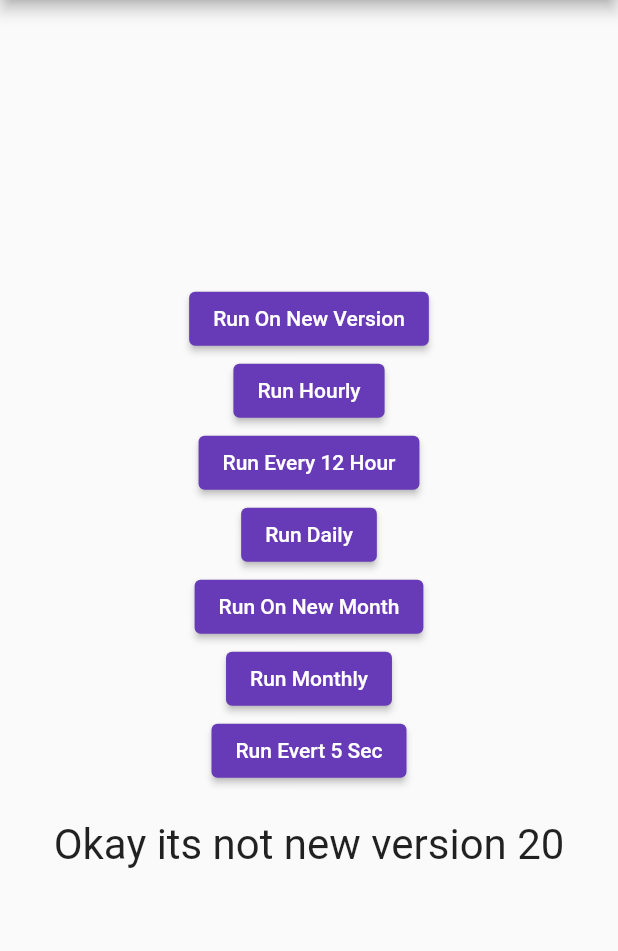
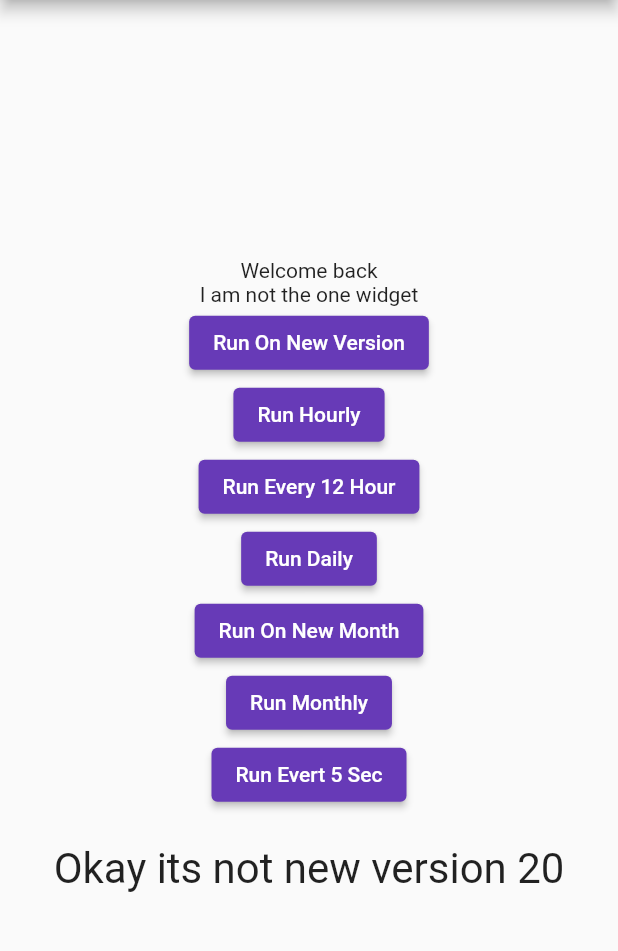
Before and after one commit to MostafaSolimanMO/once, a Flutter app: the screen it shows after launch, after a tap on "Run On New Version", on a phone screen of 412 x 824 dp, the part 84-1035 px from its top. Run offline on Flutter 3.47's test engine with Material 2 defaults, Android fonts, the phone set to English and light mode, and no system bars; our stand-ins replace package_info_plus, shared_preferences.

```diff
--- a/example/lib/main.dart
+++ b/example/lib/main.dart
@@ -58,6 +58,29 @@ class _MyAppState extends State<MyApp> {
             child: Column(
               mainAxisAlignment: MainAxisAlignment.center,
               children: [
+                OnceWidget.showOnEveryNewVersion(
+                  builder: () {
+                    return const Text('Hey, It new app version, Smile!');
+                  },
+                  fallback: () {
+                    return const Text('Welcome back');
+                  },
+                ),
+                OnceWidget.showOnce(
+                  'onceWidget',
+                  builder: () {
+                    return const Text('Hey, I am the once widget');
+                  },
+                  fallback: () {
+                    return const Text('I am not the one widget');
+                  },
+                ),
+                OnceWidget.showEvery12Hours(
+                  'widgetEvery12Hours',
+                  builder: () {
+                    return const Text('Hey, I am the every12Hours widget');
+                  },
+                ),
                 ElevatedButton(
                   child: const Text("Run On New Version"),
                   onPressed: () {
--- a/lib/once.dart
+++ b/lib/once.dart
@@ -1,143 +1,2 @@
-import 'package:once/src/const.dart';
-import 'package:once/src/runner.dart';
-
-export 'src/runner.dart';
-export 'src/const.dart';
-
-abstract class Once {
-  static Future<T?> runOnce<T>(
-    String key, {
-    required T? Function() callback,
-    T? Function()? fallback,
-  }) {
-    return OnceRunner.run(
-      key: key,
-      duration: -2,
-      callback: callback,
-    );
-  }
-
-  /// A generic callback that runs every 12 hours
-  static Future<T?> runEvery12Hours<T>(
-    String key, {
-    required T? Function() callback,
-    T? Function()? fallback,
-  }) {
-    return OnceRunner.run(
-      key: key,
-      duration: Const.day ~/ 2,
-      callback: callback,
-    );
-  }
-
-  /// A generic callback that runs on an hourly basis
-  static Future<T?> runHourly<T>(
-    String key, {
-    required T? Function() callback,
-    T? Function()? fallback,
-  }) {
-    return OnceRunner.run(
-      key: key,
-      duration: Const.day ~/ 24,
-      callback: callback,
-      fallback: fallback,
-    );
-  }
-
-  /// A generic callback that runs on a daily basis
-  static Future<T?> runDaily<T>(
-    String key, {
-    required T? Function() callback,
-    T? Function()? fallback,
-  }) {
-    return OnceRunner.run(
-      key: key,
-      duration: Const.day,
-      callback: callback,
-      fallback: fallback,
-    );
-  }
-
-  /// A generic callback that runs on an weekly basis
-  static Future<T?> runWeekly<T>(
-    String key, {
-    required T? Function() callback,
-    T? Function()? fallback,
-  }) {
-    return OnceRunner.run(
-      key: key,
-      duration: Const.week,
-      callback: callback,
-      fallback: fallback,
-    );
-  }
-
-  /// A generic callback that runs on an monthly basis
-  static Future<T?> runMonthly<T>(
-    String key, {
-    required T? Function() callback,
-    T? Function()? fallback,
-  }) {
-    return OnceRunner.run(
-      key: key,
-      duration: -1,
-      callback: callback,
-      fallback: fallback,
-    );
-  }
-
-  /// A generic callback that runs at the beginning of each month
-  static Future<T?> runOnNewMonth<T>(
-    String key, {
-    required T? Function() callback,
-    T? Function()? fallback,
-  }) {
-    return OnceRunner.run(
-      key: key,
-      duration: DateTime.now().month,
-      callback: callback,
-      fallback: fallback,
-    );
-  }
-
-  //A generic callback that runs on an yearly basis
-  static Future<T?> runYearly<T>(
-    String key, {
-    required T? Function() callback,
-    T? Function()? fallback,
-  }) {
-    return OnceRunner.run(
-      key: key,
-      duration: Const.year,
-      callback: callback,
-      fallback: fallback,
-    );
-  }
-
-  /// A generic callback that runs on a custom basis set by the user/developer
-  /// by referencing a period [duration]
-  static Future<T?> runCustom<T>(
-    String key, {
-    required T? Function() callback,
-    T? Function()? fallback,
-    required Duration duration,
-  }) {
-    return OnceRunner.run(
-      key: key,
-      duration: duration.inMilliseconds,
-      callback: callback,
-      fallback: fallback,
-    );
-  }
-
-  /// A generic callback that runs each time the app version changes
-  static Future<T?> runOnEveryNewVersion<T>({
-    required T? Function() callback,
-    T? Function()? fallback,
-  }) {
-    return OnceRunner.runOnNewVersion(
-      callback: callback,
-      fallback: fallback,
-    );
-  }
-}
+export 'src/runner/runner_once.dart';
+export 'src/builder/builder_once.dart';
--- /dev/null
+++ b/lib/src/builder/builder.dart
@@ -0,0 +1,20 @@
+import 'package:flutter/widgets.dart';
+
+abstract class OnceBuilder {
+  /// The main build method for OnceWidget methods
+  static FutureBuilder<Widget?> build(
+    Future<Widget?>? future,
+    Widget? Function()? fallback,
+  ) {
+    return FutureBuilder<Widget?>(
+      future: future,
+      builder: (context, snapshot) {
+        if (snapshot.hasData) {
+          return snapshot.data!;
+        } else {
+          return fallback?.call() ?? const SizedBox.shrink();
+        }
+      },
+    );
+  }
+}
--- /dev/null
+++ b/lib/src/builder/builder_once.dart
@@ -0,0 +1,164 @@
+import 'package:flutter/widgets.dart';
+import 'package:once/once.dart';
+import 'package:once/src/builder/builder.dart';
+import 'package:once/src/const.dart';
+import 'package:once/src/runner/runner.dart';
+
+abstract class OnceWidget {
+  /// A generic callback that runs on an every new version
+  static FutureBuilder<Widget?> showOnEveryNewVersion<T>({
+    required Widget? Function() builder,
+    Widget? Function()? fallback,
+  }) {
+    return OnceBuilder.build(
+      Once.runOnEveryNewVersion(callback: builder),
+      fallback,
+    );
+  }
+
+  /// A generic callback that runs every once
+  static FutureBuilder<Widget?> showOnce<T>(
+    String key, {
+    required Widget? Function() builder,
+    Widget? Function()? fallback,
+  }) {
+    return OnceBuilder.build(
+      Once.runOnce(key, callback: builder),
+      fallback,
+    );
+  }
+
+  /// A generic callback that runs every 12 hours
+  static FutureBuilder<Widget?> showEvery12Hours<T>(
+    String key, {
+    required Widget? Function() builder,
+    Widget? Function()? fallback,
+  }) {
+    return OnceBuilder.build(
+      Once.runEvery12Hours(key, callback: builder),
+      fallback,
+    );
+  }
+
+  /// A generic callback that runs every hours
+  static FutureBuilder<Widget?> showHourly<T>(
+    String key, {
+    required Widget? Function() builder,
+    Widget? Function()? fallback,
+  }) {
+    return OnceBuilder.build(
+      Once.runHourly(key, callback: builder),
+      fallback,
+    );
+  }
+
+  /// A generic callback that runs on a daily basis
+  /// The day here means you run the function at 3:00 AM. So, Day means
+  /// the next 3:00 AM
+  static FutureBuilder<Widget?> showDaily<T>(
+    String key, {
+    required Widget? Function() builder,
+    Widget? Function()? fallback,
+  }) {
+    return OnceBuilder.build(
+      Once.runDaily(key, callback: builder),
+      fallback,
+    );
+  }
+
+  /// A generic callback that runs on every new day
+  /// The day here means you run the function at 3:00 AM. So, Day means
+  /// the next 12:00 AM
+  static FutureBuilder<Widget?> showOnNewDay<T>(
+    String key, {
+    required Widget? Function() builder,
+    Widget? Function()? fallback,
+  }) {
+    return OnceBuilder.build(
+      Once.runOnNewDay(key, callback: builder),
+      fallback,
+    );
+  }
+
+  /// A generic callback that runs every week
+  static FutureBuilder<Widget?> showWeekly<T>(
+    String key, {
+    required Widget? Function() builder,
+    Widget? Function()? fallback,
+  }) {
+    return OnceBuilder.build(
+      OnceRunner.run(
+        key: key,
+        duration: Const.week,
+        callback: builder,
+      ),
+      fallback,
+    );
+  }
+
+  /// A generic callback that runs every new month
+  static FutureBuilder<Widget?> showMonthly<T>(
+    String key, {
+    required Widget? Function() builder,
+    Widget? Function()? fallback,
+  }) {
+    return OnceBuilder.build(
+      OnceRunner.run(
+        key: key,
+        duration: -1,
+        callback: builder,
+      ),
+      fallback,
+    );
+  }
+
+  /// A generic callback that runs every month
+  static FutureBuilder<Widget?> showOnNewMonth<T>(
+    String key, {
+    required Widget? Function() builder,
+    Widget? Function()? fallback,
+  }) {
+    return OnceBuilder.build(
+      OnceRunner.run(
+        key: key,
+        duration: DateTime.now().month,
+        callback: builder,
+      ),
+      fallback,
+    );
+  }
+
+  /// A generic callback that runs yearly
+  static FutureBuilder<Widget?> showYearly<T>(
+    String key, {
+    required Widget? Function() builder,
+    Widget? Function()? fallback,
+  }) {
+    return OnceBuilder.build(
+      OnceRunner.run(
+        key: key,
+        duration: Const.year,
+        callback: builder,
+      ),
+      fallback,
+    );
+  }
+
+  /// A generic callback that runs on a custom basis set by the user/developer
+  /// by referencing a period [duration]
+  static FutureBuilder<Widget?> showCustom<T>(
+    String key, {
+    required Duration duration,
+    required Widget? Function() builder,
+    Widget? Function()? fallback,
+  }) {
+    return OnceBuilder.build(
+      OnceRunner.run(
+        key: key,
+        duration: duration.inMilliseconds,
+        callback: builder,
+      ),
+      fallback,
+    );
+  }
+}
--- a/lib/src/runner.dart
+++ b/lib/src/runner/runner.dart
@@ -13,6 +13,7 @@ abstract class OnceRunner {
     final preferences = await SharedPreferences.getInstance();
     final currentTime = DateTime.now().millisecondsSinceEpoch;
     final currentMonth = DateTime.now().month;
+    final currentWeekday = DateTime.now().weekday;
     final currentYear = DateTime.now().year;
 
     /// Run only Once
@@ -44,6 +45,21 @@ abstract class OnceRunner {
         key,
         currentTime + monthMilliseconds,
       );
+      return callback.call();
+    }
+
+    /// Run only on every start of day
+    if (duration == -3) {
+      if (preferences.containsKey(key)) {
+        final savedWeekday = preferences.getInt(key)!;
+
+        if (savedWeekday != currentWeekday) {
+          preferences.setInt(key, currentWeekday);
+          return callback.call();
+        }
+        return fallback?.call();
+      }
+      preferences.setInt(key, currentWeekday);
       return callback.call();
     }
 
--- /dev/null
+++ b/lib/src/runner/runner_once.dart
@@ -0,0 +1,158 @@
+import 'package:once/src/const.dart';
+import 'package:once/src/runner/runner.dart';
+
+abstract class Once {
+  static Future<T?> runOnce<T>(
+    String key, {
+    required T? Function() callback,
+    T? Function()? fallback,
+  }) {
+    return OnceRunner.run(
+      key: key,
+      duration: -2,
+      callback: callback,
+    );
+  }
+
+  /// A generic callback that runs every 12 hours
+  static Future<T?> runEvery12Hours<T>(
+    String key, {
+    required T? Function() callback,
+    T? Function()? fallback,
+  }) {
+    return OnceRunner.run(
+      key: key,
+      duration: Const.day ~/ 2,
+      callback: callback,
+    );
+  }
+
+  /// A generic callback that runs on an hourly basis
+  static Future<T?> runHourly<T>(
+    String key, {
+    required T? Function() callback,
+    T? Function()? fallback,
+  }) {
+    return OnceRunner.run(
+      key: key,
+      duration: Const.day ~/ 24,
+      callback: callback,
+      fallback: fallback,
+    );
+  }
+
+  /// A generic callback that runs on a daily basis
+  /// The day here means you run the function at 3:00 AM. So, Day means
+  /// the next 3:00 AM
+  static Future<T?> runDaily<T>(
+    String key, {
+    required T? Function() callback,
+    T? Function()? fallback,
+  }) {
+    return OnceRunner.run(
+      key: key,
+      duration: Const.day,
+      callback: callback,
+      fallback: fallback,
+    );
+  }
+
+  /// A generic callback that runs on every new day
+  /// The day here means you run the function at 3:00 AM. So, Day means
+  /// the next 12:00 AM
+  static Future<T?> runOnNewDay<T>(
+    String key, {
+    required T? Function() callback,
+    T? Function()? fallback,
+  }) {
+    return OnceRunner.run(
+      key: key,
+      duration: -3,
+      callback: callback,
+      fallback: fallback,
+    );
+  }
+
+  /// A generic callback that runs on an weekly basis
+  static Future<T?> runWeekly<T>(
+    String key, {
+    required T? Function() callback,
+    T? Function()? fallback,
+  }) {
+    return OnceRunner.run(
+      key: key,
+      duration: Const.week,
+      callback: callback,
+      fallback: fallback,
+    );
+  }
+
+  /// A generic callback that runs on an monthly basis
+  static Future<T?> runMonthly<T>(
+    String key, {
+    required T? Function() callback,
+    T? Function()? fallback,
+  }) {
+    return OnceRunner.run(
+      key: key,
+      duration: -1,
+      callback: callback,
+      fallback: fallback,
+    );
+  }
+
+  /// A generic callback that runs at the beginning of each month
+  static Future<T?> runOnNewMonth<T>(
+    String key, {
+    required T? Function() callback,
+    T? Function()? fallback,
+  }) {
+    return OnceRunner.run(
+      key: key,
+      duration: DateTime.now().month,
+      callback: callback,
+      fallback: fallback,
+    );
+  }
+
+  //A generic callback that runs on an yearly basis
+  static Future<T?> runYearly<T>(
+    String key, {
+    required T? Function() callback,
+    T? Function()? fallback,
+  }) {
+    return OnceRunner.run(
+      key: key,
+      duration: Const.year,
+      callback: callback,
+      fallback: fallback,
+    );
+  }
+
+  /// A generic callback that runs on a custom basis set by the user/developer
+  /// by referencing a period [duration]
+  static Future<T?> runCustom<T>(
+    String key, {
+    required T? Function() callback,
+    T? Function()? fallback,
+    required Duration duration,
+  }) {
+    return OnceRunner.run(
+      key: key,
+      duration: duration.inMilliseconds,
+      callback: callback,
+      fallback: fallback,
+    );
+  }
+
+  /// A generic callback that runs each time the app version changes
+  static Future<T?> runOnEveryNewVersion<T>({
+    required T? Function() callback,
+    T? Function()? fallback,
+  }) {
+    return OnceRunner.runOnNewVersion(
+      callback: callback,
+      fallback: fallback,
+    );
+  }
+}
--- a/pubspec.yaml
+++ b/pubspec.yaml
@@ -1,12 +1,14 @@
 name: once
 description: Want to run a piece of code once periodically (Daily - Weekly - Monthly - On new version - Any period)? We cover your back.
-version: 1.1.2
+version: 1.2.0
 homepage: https://github.com/MostafaSolimanMO/once
 
 environment:
   sdk: ">=2.16.0 <3.0.0"
 
 dependencies:
+  flutter:
+    sdk: flutter
   shared_preferences: ^2.0.13
   package_info_plus: ^1.4.0
 
```
Also changed, not shown: example/pubspec.lock, 2 other files.
